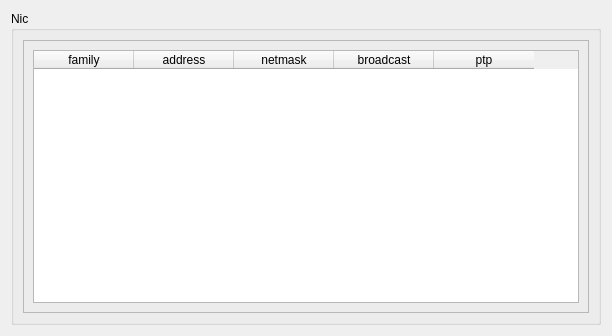
First picture: the form in ui/network_info.ui, repository deskos-xp/hydrogenous, before the edit.
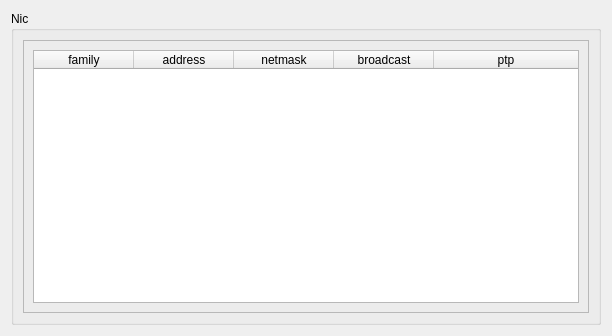
Second picture: the form after the edit.

Commit message: updates provided adding functionality to disk_info sub tab of disks tab and updated todos.xml with additional goals to reach

```diff
--- a/ui/network_info.ui
+++ b/ui/network_info.ui
@@ -62,9 +62,24 @@
                <property name="selectionBehavior">
                 <enum>QAbstractItemView::SelectItems</enum>
                </property>
+               <property name="sortingEnabled">
+                <bool>true</bool>
+               </property>
+               <attribute name="horizontalHeaderCascadingSectionResizes">
+                <bool>true</bool>
+               </attribute>
                <attribute name="horizontalHeaderMinimumSectionSize">
                 <number>40</number>
                </attribute>
+               <attribute name="horizontalHeaderShowSortIndicator" stdset="0">
+                <bool>true</bool>
+               </attribute>
+               <attribute name="horizontalHeaderStretchLastSection">
+                <bool>true</bool>
+               </attribute>
+               <attribute name="verticalHeaderCascadingSectionResizes">
+                <bool>true</bool>
+               </attribute>
                <attribute name="verticalHeaderMinimumSectionSize">
                 <number>32</number>
                </attribute>
```
The commit also changes 19 other files.
